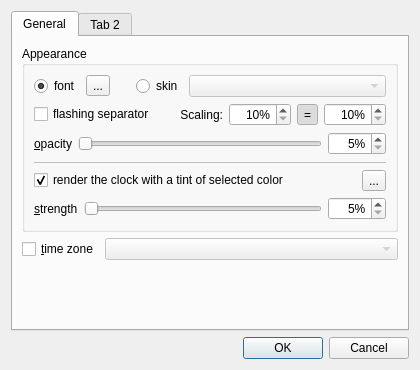
First picture: the form in src/app/settings/settings_dialog.ui, repository Kolcha/DigitalClockNext, before the edit.
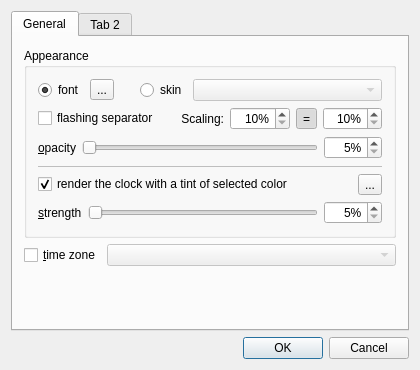
Second picture: the form after the edit.

What changed in the file:
```diff
--- a/src/app/settings/settings_dialog.ui
+++ b/src/app/settings/settings_dialog.ui
@@ -349,6 +349,7 @@
    </item>
   </layout>
  </widget>
+ <layoutdefault spacing="6" margin="11"/>
  <resources/>
  <connections>
   <connection>
```
